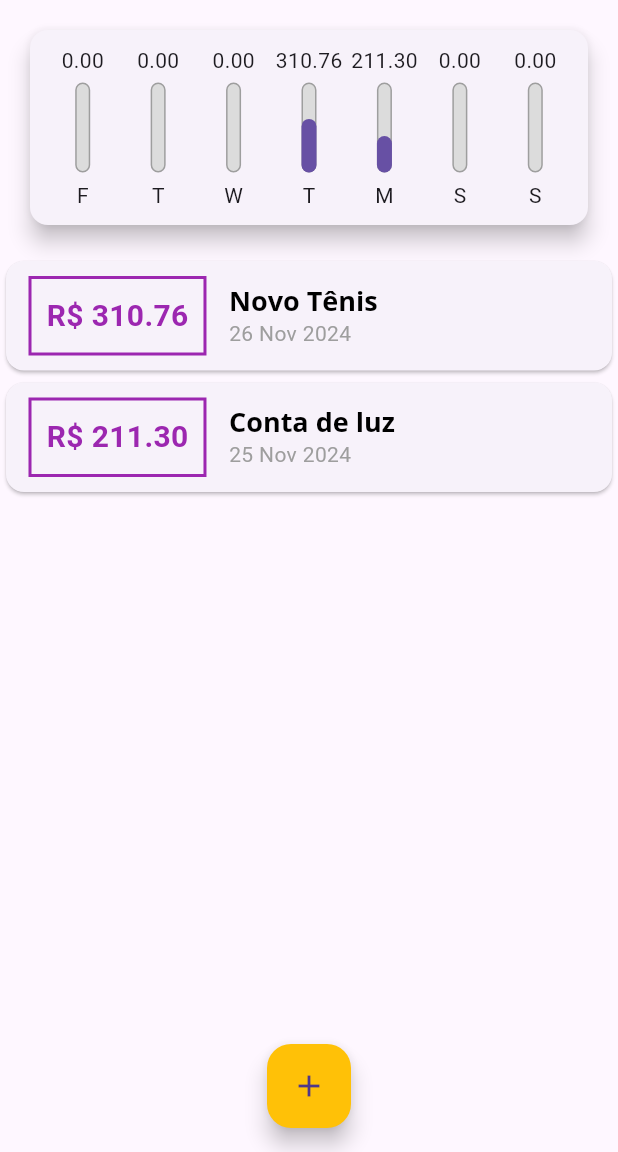
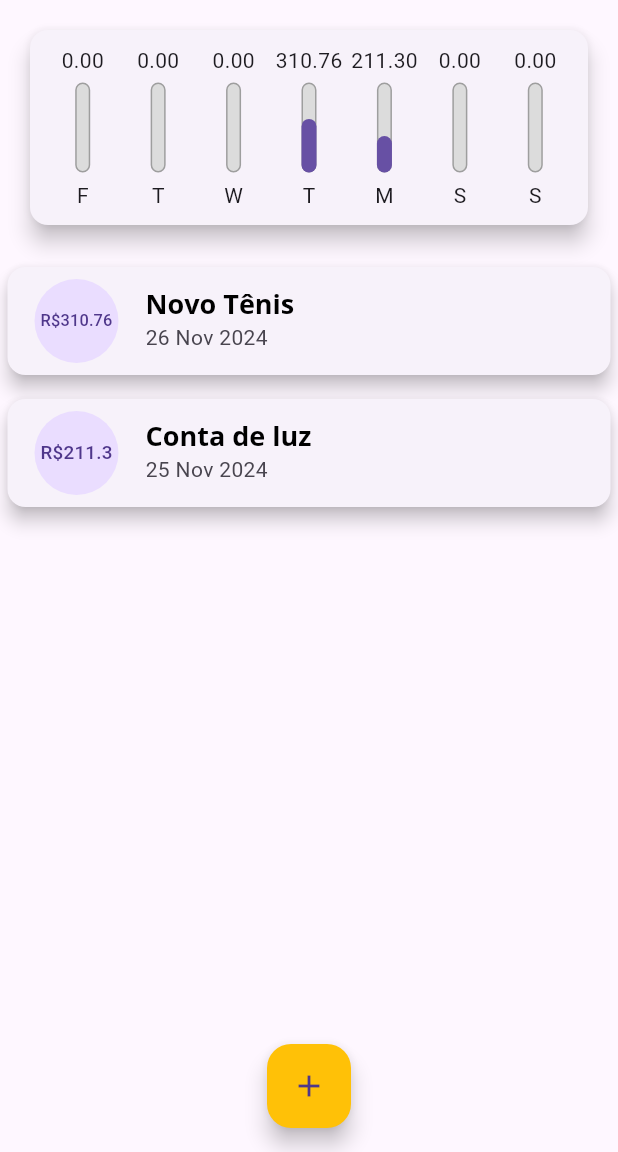
Before and after one commit to oJaciel/Expenses-App, a Flutter app: the screen it shows after launch, on a phone screen of 412 x 824 dp, the part 84-1236 px from its top. Run offline on Flutter 3.47's test engine with Material 3 defaults, Android fonts, the phone set to English and light mode, and no system bars.

Commit message:
ListTile na TransactionList
Organizados os elementos da lista de transações usando o ListTile

```diff
--- a/lib/components/transaction_list.dart
+++ b/lib/components/transaction_list.dart
@@ -40,44 +40,27 @@ class TransactionList extends StatelessWidget {
               itemBuilder: (ctx, index) {
                 final tr = transactions[index];
                 return Card(
-                  child: Row(
-                    children: [
-                      Container(
-                        margin: const EdgeInsets.symmetric(
-                            horizontal: 15, vertical: 10),
-                        decoration: BoxDecoration(
-                            border: Border.all(
-                          color: Theme.of(context).colorScheme.primary,
-                          width: 2,
-                        )),
-                        padding: const EdgeInsets.all(10),
-                        child: Text(
-                          'R\$ ${tr.value.toStringAsFixed(2)}',
-                          style: TextStyle(
-                            fontWeight: FontWeight.bold,
-                            fontSize: 20,
-                            color: Theme.of(context).colorScheme.primary,
-                          ),
-                        ),
+                  elevation: 5,
+                  margin: EdgeInsets.symmetric(
+                    vertical: 8,
+                    horizontal: 5,
+                  ),
+                  child: ListTile(
+                    leading: CircleAvatar(
+                      radius: 30,
+                      child: Padding(
+                        padding: const EdgeInsets.all(6.0),
+                        child: FittedBox(child: Text('R\$${tr.value}')),
                       ),
-                      Column(
-                        crossAxisAlignment: CrossAxisAlignment.start,
-                        children: [
-                          Text(
-                            tr.title,
-                            style: Theme.of(context).textTheme.titleLarge,
-                          ),
-                          Text(
-                            DateFormat('d MMM y').format(tr.date),
-                            style: const TextStyle(color: Colors.grey),
-                          )
-                        ],
-                      ),
-                    ],
+                    ),
+                    title: Text(
+                      tr.title,
+                      style: Theme.of(context).textTheme.titleLarge,
+                    ),
+                    subtitle: Text(DateFormat('d MMM y').format(tr.date)),
                   ),
                 );
-              },
-            ),
+              }),
     );
   }
 }
```
